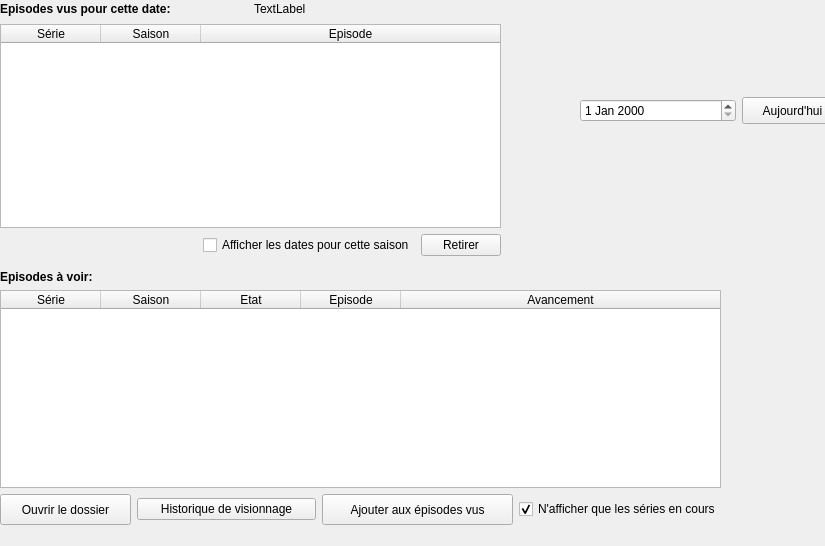
seigneurfuo/MyAnimeManager3, file src/ui/planning_tab.ui: the form before one commit.
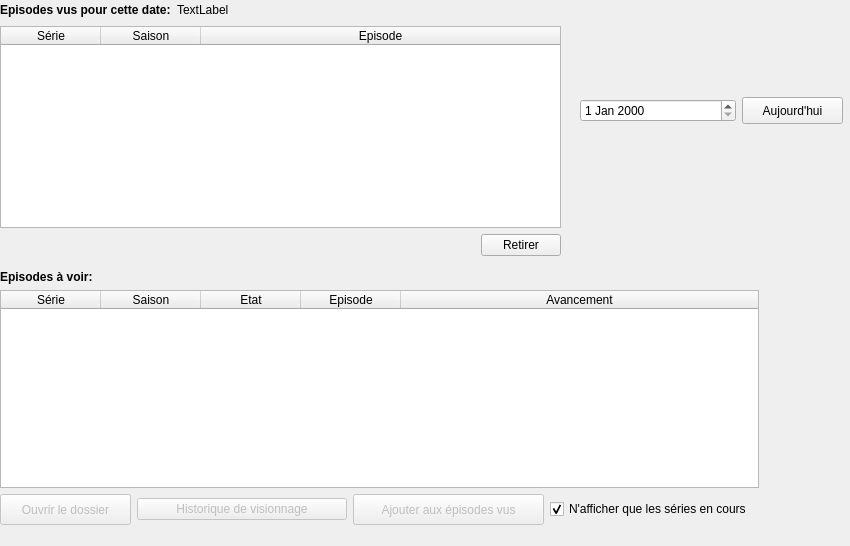
The form after the commit. Icons and pictures are not drawn.

Commit message: Correction des boutons activés / désactiver quand il n'y à rien de selectionné dans la ligne des épisodes vus + renommage des evenements de on à when + diverses corrections.

Patch:
```diff
--- a/src/ui/planning_tab.ui
+++ b/src/ui/planning_tab.ui
@@ -6,7 +6,7 @@
    <rect>
     <x>0</x>
     <y>0</y>
-    <width>825</width>
+    <width>850</width>
     <height>546</height>
    </rect>
   </property>
@@ -18,7 +18,7 @@
     <rect>
      <x>0</x>
      <y>270</y>
-     <width>721</width>
+     <width>759</width>
      <height>255</height>
     </rect>
    </property>
@@ -109,7 +109,7 @@
       <item>
        <widget class="QPushButton" name="open_folder_button">
         <property name="enabled">
-         <bool>true</bool>
+         <bool>false</bool>
         </property>
         <property name="minimumSize">
          <size>
@@ -137,6 +137,9 @@
       </item>
       <item>
        <widget class="QPushButton" name="show_view_history_button">
+        <property name="enabled">
+         <bool>false</bool>
+        </property>
         <property name="text">
          <string>Historique de visionnage</string>
         </property>
@@ -144,6 +147,9 @@
       </item>
       <item>
        <widget class="QPushButton" name="add_to_watched_list_button">
+        <property name="enabled">
+         <bool>false</bool>
+        </property>
         <property name="minimumSize">
          <size>
           <width>191</width>
@@ -184,7 +190,7 @@
     <rect>
      <x>0</x>
      <y>0</y>
-     <width>501</width>
+     <width>561</width>
      <height>256</height>
     </rect>
    </property>
@@ -223,6 +229,19 @@
         </property>
        </widget>
       </item>
+      <item>
+       <spacer name="horizontalSpacer">
+        <property name="orientation">
+         <enum>Qt::Horizontal</enum>
+        </property>
+        <property name="sizeHint" stdset="0">
+         <size>
+          <width>40</width>
+          <height>20</height>
+         </size>
+        </property>
+       </spacer>
+      </item>
      </layout>
     </item>
     <item>
@@ -307,13 +326,6 @@
         </property>
        </spacer>
       </item>
-      <item>
-       <widget class="QCheckBox" name="season_dates_checkbox_3">
-        <property name="text">
-         <string>Afficher les dates pour cette saison</string>
-        </property>
-       </widget>
-      </item>
       <item>
        <widget class="QPushButton" name="planningDeleteButton_3">
         <property name="maximumSize">
```
The commit also changes 2 other files.
